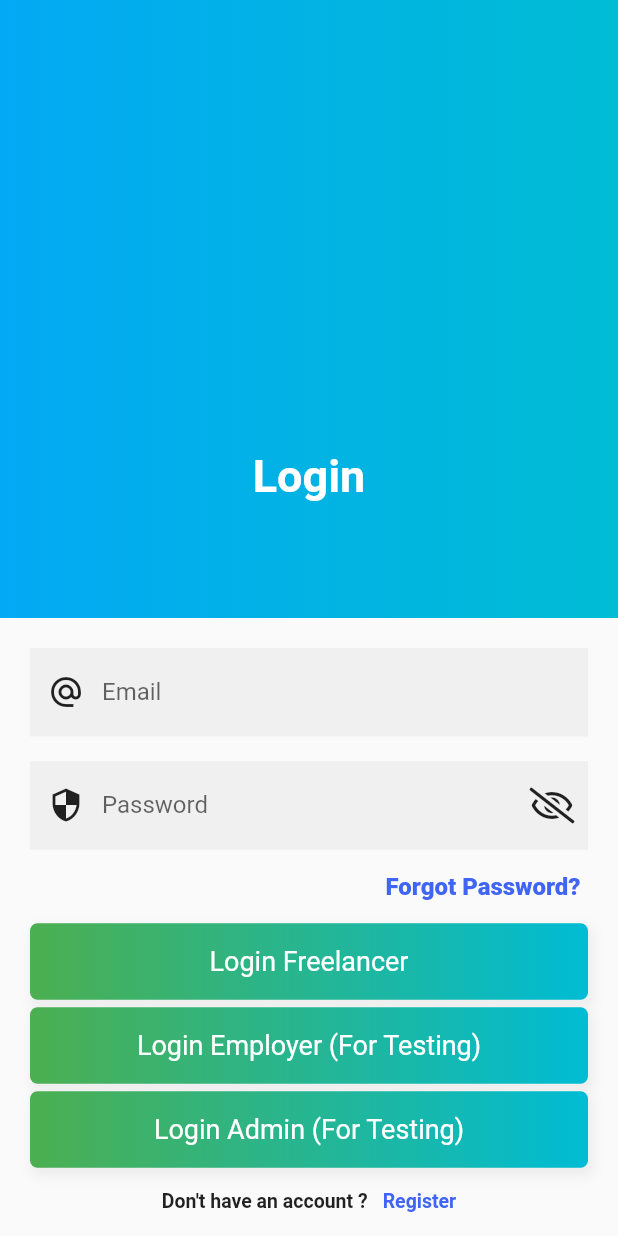
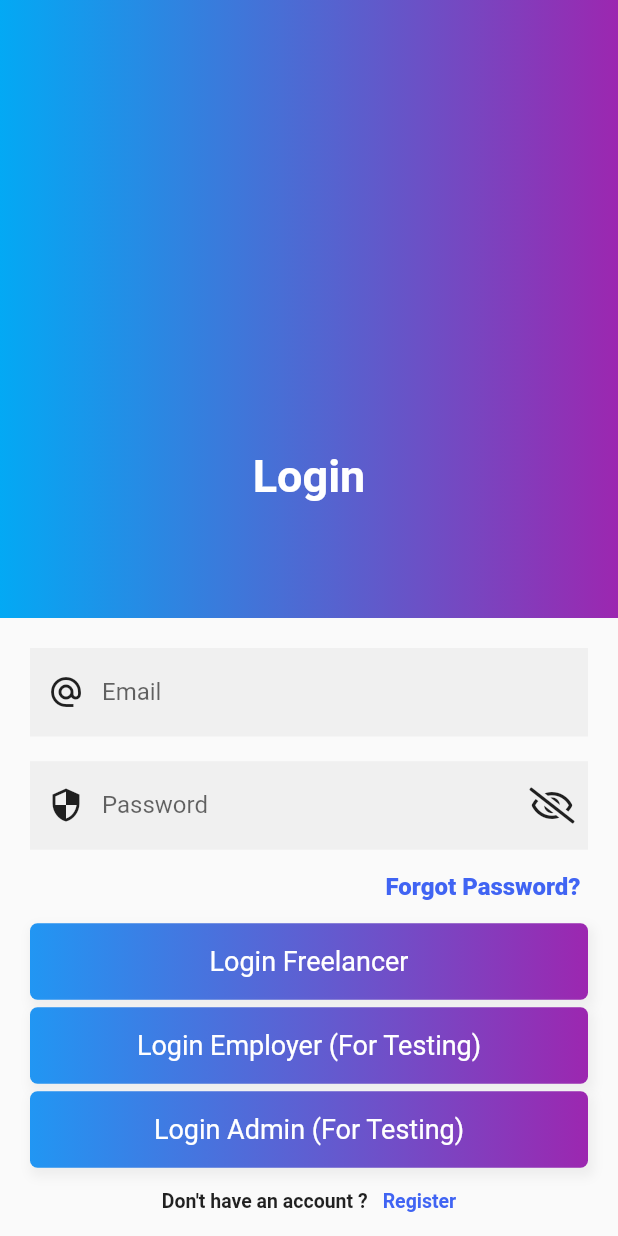
Before and after one commit to MenassieErmias/serategna-freelance-app, a Flutter app: the screen it shows after launch, on a phone screen of 412 x 824 dp. Run offline on Flutter 3.47's test engine with Material 2 defaults, Android fonts, the phone set to English and light mode, and no system bars; our stand-ins replace flutter_spinkit, font_awesome_flutter.

Commit message:
coloring

```diff
--- a/Flutter/serategna_freelance_app/lib/auth/login_screen.dart
+++ b/Flutter/serategna_freelance_app/lib/auth/login_screen.dart
@@ -95,7 +95,7 @@ class _LoginPage extends State<LoginPage>{
               gradient: LinearGradient(
                   begin: Alignment.centerLeft,
                   end: Alignment.centerRight,
-                   colors: [Colors.lightBlue,Colors.cyan]
+                   colors: [Colors.lightBlue,Colors.purple]
                   )),
           width: double.infinity,
           height: isKeyboardShowing
@@ -240,7 +240,7 @@ class _LoginPage extends State<LoginPage>{
             gradient: LinearGradient(
                 begin: Alignment.centerLeft,
                 end: Alignment.centerRight,
-              colors: [Colors.green, Colors.cyan]
+              colors: [Colors.blue, Colors.purple]
             )),
         child: Text('Login Freelancer',
             style: TextStyle(color: Colors.white, fontSize: 18.0)),
@@ -269,7 +269,7 @@ class _LoginPage extends State<LoginPage>{
             gradient: LinearGradient(
                 begin: Alignment.centerLeft,
                 end: Alignment.centerRight,
-              colors: [Colors.green, Colors.cyan]
+              colors: [Colors.blue, Colors.purple]
             )),
         child: Text('Login Employer (For Testing)',
             style: TextStyle(color: Colors.white, fontSize: 18.0)),
@@ -297,7 +297,7 @@ class _LoginPage extends State<LoginPage>{
             gradient: LinearGradient(
                 begin: Alignment.centerLeft,
                 end: Alignment.centerRight,
-              colors: [Colors.green, Colors.cyan]
+              colors: [Colors.blue, Colors.purple]
             )),
         child: Text('Login Admin (For Testing)',
             style: TextStyle(color: Colors.white, fontSize: 18.0)),
--- a/Flutter/serategna_freelance_app/lib/main.dart
+++ b/Flutter/serategna_freelance_app/lib/main.dart
@@ -1,8 +1,8 @@
 import 'package:flutter/material.dart';
+import 'package:serategna_freelance_app/auth/login_screen.dart';
 import 'package:serategna_freelance_app/admin/admin_employer_list.dart';
 import 'package:serategna_freelance_app/admin/admin_freelancer_list.dart';
 import 'package:serategna_freelance_app/admin/admin_jobs_list.dart';
-import 'package:serategna_freelance_app/auth/login_screen.dart';
 import 'package:serategna_freelance_app/employer/add_job.dart';
 import 'package:serategna_freelance_app/employer/employer_notifications.dart';
 import 'package:serategna_freelance_app/employer/employer_profile.dart';
```
